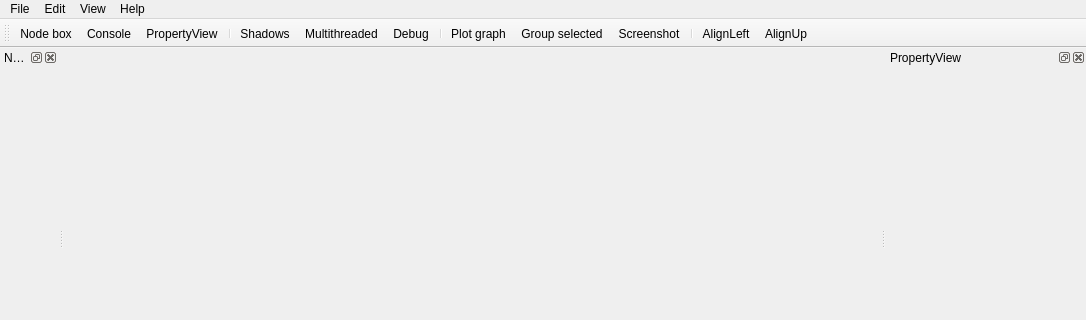
wonderworks-software/PyFlow, file GraphEditor_ui.ui: the form before one commit; both pictures show x 0 to 1086 and y 0 to 320 of the 1086 by 669 pixel window.
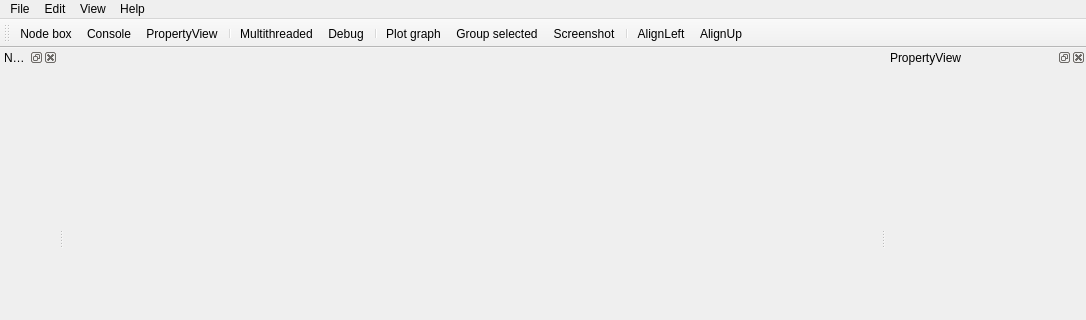
The form after the commit. Icons and pictures are not drawn.

The edit to the form file:
```diff
--- a/GraphEditor_ui.ui
+++ b/GraphEditor_ui.ui
@@ -134,7 +134,6 @@
    <addaction name="actionConsole"/>
    <addaction name="actionPropertyView"/>
    <addaction name="separator"/>
-   <addaction name="actionShadows"/>
    <addaction name="actionMultithreaded"/>
    <addaction name="actionDebug"/>
    <addaction name="separator"/>
```
